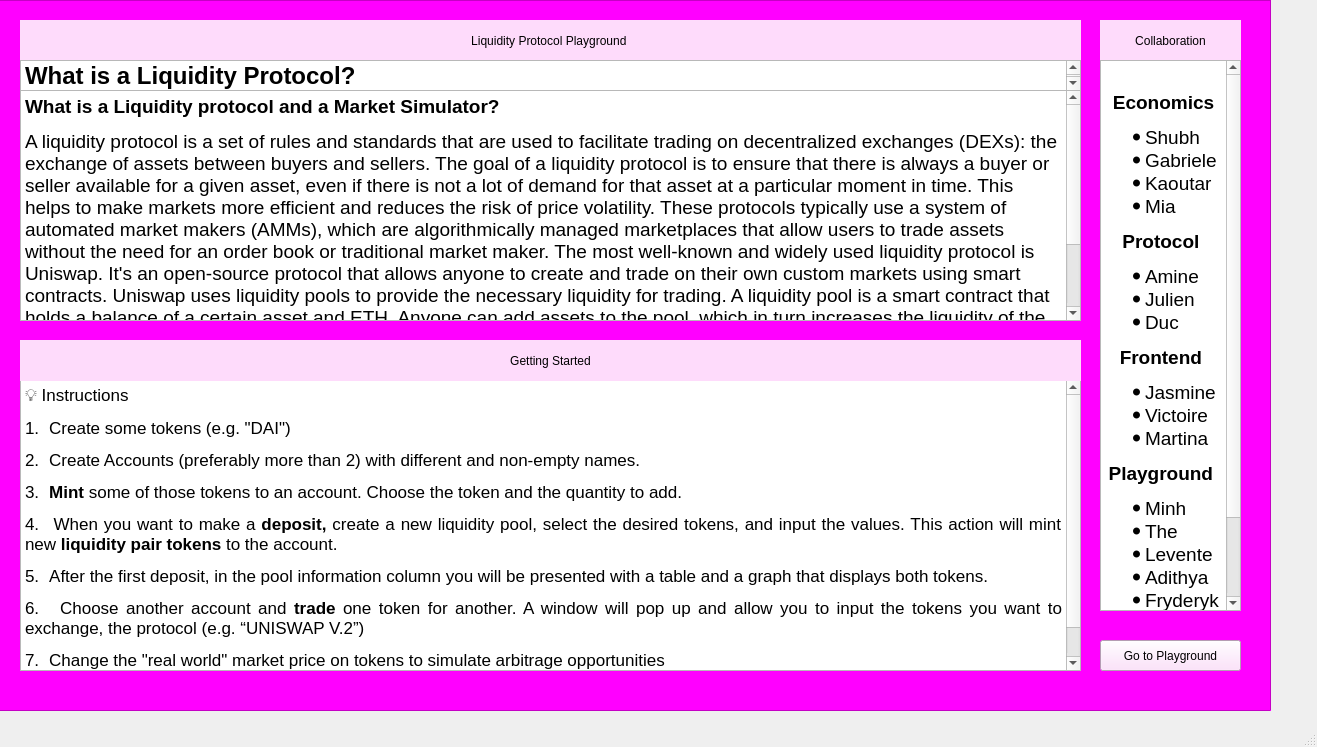
Before: the Qt Designer form introductorywindow.ui in LiquidityProtocol/AMM-Simulator, drawn with Qt 5.
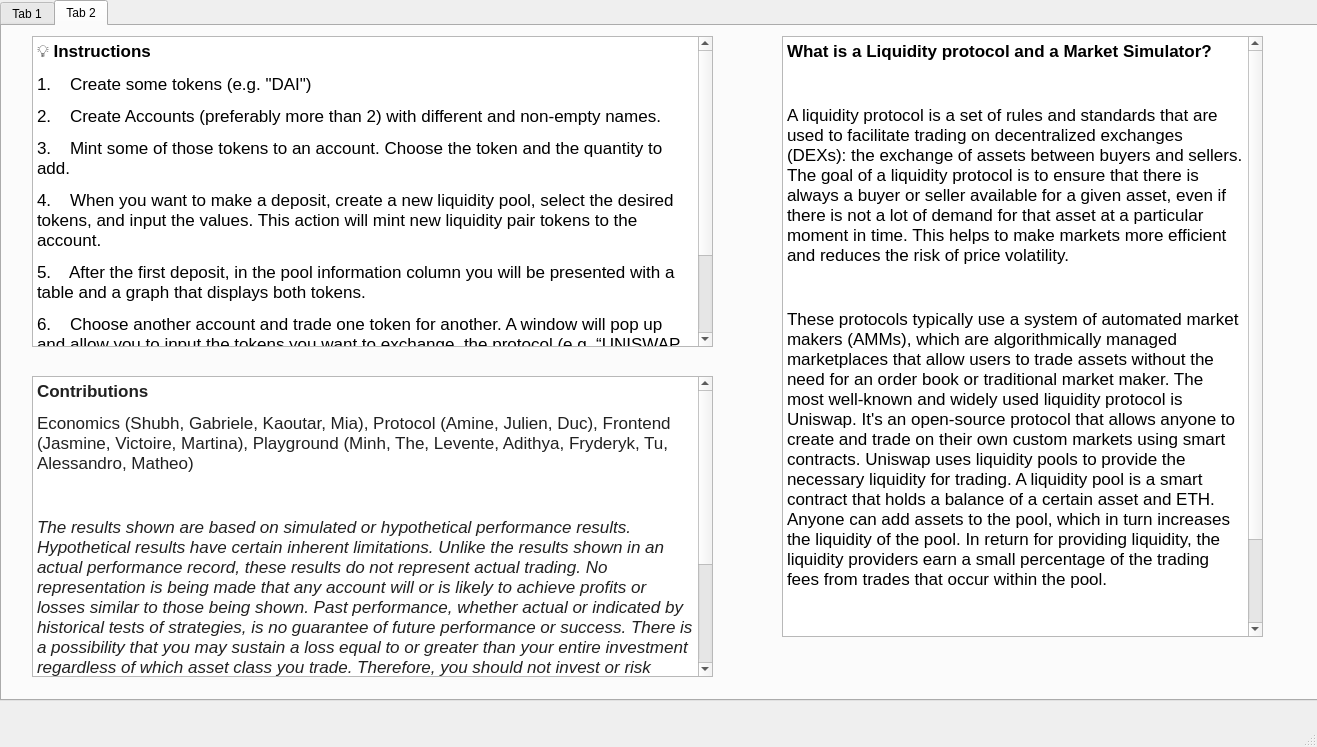
After: the same form once the commit is applied. The open tabs and pages were chosen to show the change. Icons and pictures are not drawn.

Commit message: Changes on the introductory window design (2 tables))

The edit to the form file:
```diff
--- a/introductorywindow.ui
+++ b/introductorywindow.ui
@@ -14,121 +14,117 @@
    <string>MainWindow</string>
   </property>
   <widget class="QWidget" name="centralwidget">
+   <widget class="QTabWidget" name="tabWidget">
+    <property name="geometry">
+     <rect>
+      <x>0</x>
+      <y>0</y>
+      <width>1341</width>
+      <height>701</height>
+     </rect>
+    </property>
+    <property name="currentIndex">
+     <number>0</number>
+    </property>
+    <widget class="QWidget" name="tab">
+     <attribute name="title">
+      <string>Tab 1</string>
+     </attribute>
+     <widget class="QFrame" name="frame">
+      <property name="geometry">
+       <rect>
+        <x>10</x>
+        <y>0</y>
+        <width>1321</width>
+        <height>691</height>
+       </rect>
+      </property>
+      <property name="styleSheet">
+       <string notr="true">
+background-color: rgb(255, 255, 255);</string>
+      </property>
+      <property name="frameShape">
+       <enum>QFrame::StyledPanel</enum>
+      </property>
+      <property name="frameShadow">
+       <enum>QFrame::Raised</enum>
+      </property>
+      <widget class="QLabel" name="label_pic">
+       <property name="geometry">
+        <rect>
+         <x>10</x>
+         <y>50</y>
+         <width>1301</width>
+         <height>591</height>
+        </rect>
+       </property>
+       <property name="text">
+        <string/>
+       </property>
+       <property name="pixmap">
+        <pixmap>../../../Screenshot 2023-01-12 at 11.25.40.png</pixmap>
+       </property>
+      </widget>
    <widget class="QPushButton" name="pushButton">
     <property name="geometry">
      <rect>
-      <x>1100</x>
-      <y>640</y>
-      <width>141</width>
-      <height>31</height>
+         <x>580</x>
+         <y>410</y>
+         <width>151</width>
+         <height>41</height>
      </rect>
     </property>
     <property name="cursor">
      <cursorShape>PointingHandCursor</cursorShape>
     </property>
     <property name="styleSheet">
-     <string notr="true">background-color: rgb(254, 219, 251);</string>
+        <string notr="true">
+
+background-color: rgb(255, 255, 255);</string>
     </property>
     <property name="text">
      <string>Go to Playground</string>
     </property>
    </widget>
-   <widget class="QLabel" name="label">
-    <property name="geometry">
-     <rect>
-      <x>20</x>
-      <y>20</y>
-      <width>1061</width>
-      <height>41</height>
-     </rect>
-    </property>
-    <property name="styleSheet">
-     <string notr="true">font: 18pt &quot;Ravie&quot;;
-background-color: rgb(254, 219, 251);
-color: rgb(0,0,0);
-</string>
-    </property>
-    <property name="text">
-     <string>Liquidity Protocol Playground </string>
-    </property>
-    <property name="alignment">
-     <set>Qt::AlignCenter</set>
-    </property>
-   </widget>
+     </widget>
+    </widget>
+    <widget class="QWidget" name="tab_2">
+     <attribute name="title">
+      <string>Tab 2</string>
+     </attribute>
    <widget class="QTextBrowser" name="textBrowser">
     <property name="geometry">
      <rect>
-      <x>20</x>
-      <y>90</y>
-      <width>1061</width>
-      <height>231</height>
-     </rect>
-    </property>
-    <property name="styleSheet">
-     <string notr="true">font: 9pt &quot;Rockwell&quot;;
-</string>
-    </property>
+        <x>780</x>
+        <y>10</y>
+        <width>481</width>
+        <height>601</height>
+       </rect>
+      </property>
     <property name="html">
      <string>&lt;!DOCTYPE HTML PUBLIC &quot;-//W3C//DTD HTML 4.0//EN&quot; &quot;http://www.w3.org/TR/REC-html40/strict.dtd&quot;&gt;
 &lt;html&gt;&lt;head&gt;&lt;meta name=&quot;qrichtext&quot; content=&quot;1&quot; /&gt;&lt;meta charset=&quot;utf-8&quot; /&gt;&lt;style type=&quot;text/css&quot;&gt;
 p, li { white-space: pre-wrap; }
 hr { height: 1px; border-width: 0; }
-&lt;/style&gt;&lt;/head&gt;&lt;body style=&quot; font-family:'Rockwell'; font-size:9pt; font-weight:400; font-style:normal;&quot;&gt;
-&lt;p style=&quot; margin-top:12px; margin-bottom:0px; margin-left:0px; margin-right:0px; -qt-block-indent:0; text-indent:0px;&quot;&gt;&lt;span style=&quot; font-family:'Rockwell','serif'; font-size:14pt; font-weight:700;&quot;&gt;What is a Liquidity protocol and a Market Simulator?&lt;/span&gt; &lt;/p&gt;
-&lt;p style=&quot; margin-top:12px; margin-bottom:12px; margin-left:0px; margin-right:0px; -qt-block-indent:0; text-indent:0px;&quot;&gt;&lt;span style=&quot; font-family:'Rockwell','serif'; font-size:14pt;&quot;&gt;A liquidity protocol is a set of rules and standards that are used to facilitate trading on decentralized exchanges (DEXs): the exchange of assets between buyers and sellers. The goal of a liquidity protocol is to ensure that there is always a buyer or seller available for a given asset, even if there is not a lot of demand for that asset at a particular moment in time. This helps to make markets more efficient and reduces the risk of price volatility. These protocols typically use a system of automated market makers (AMMs), which are algorithmically managed marketplaces that allow users to trade assets without the need for an order book or traditional market maker. The most well-known and widely used liquidity protocol is Uniswap. It's an open-source protocol that allows anyone to create and trade on their own custom markets using smart contracts. Uniswap uses liquidity pools to provide the necessary liquidity for trading. A liquidity pool is a smart contract that holds a balance of a certain asset and ETH. Anyone can add assets to the pool, which in turn increases the liquidity of the pool. In return for providing liquidity, the liquidity providers earn a small percentage of the trading fees from trades that occur within the pool. Market simulators are tools that can be used to test trading strategies and simulate the performance of different markets. They can be useful for traders, liquidity providers, and anyone who wants to understand how a market might behave under different conditions.&lt;/span&gt; &lt;/p&gt;&lt;/body&gt;&lt;/html&gt;</string>
-    </property>
-   </widget>
-   <widget class="QLabel" name="label_3">
-    <property name="geometry">
-     <rect>
-      <x>20</x>
-      <y>340</y>
-      <width>1061</width>
-      <height>41</height>
-     </rect>
-    </property>
-    <property name="styleSheet">
-     <string notr="true">font: 18pt &quot;Ravie&quot;;
-color: rgb(0, 0, 0);
-background-color: rgb(254, 219, 251);
-</string>
-    </property>
-    <property name="text">
-     <string>Getting Started</string>
-    </property>
-    <property name="alignment">
-     <set>Qt::AlignCenter</set>
-    </property>
-   </widget>
-   <widget class="QLabel" name="label_4">
-    <property name="geometry">
-     <rect>
-      <x>1100</x>
-      <y>20</y>
-      <width>141</width>
-      <height>41</height>
-     </rect>
-    </property>
-    <property name="styleSheet">
-     <string notr="true">font: 18pt &quot;Ravie&quot;;
-color: rgb(0,0,0);
-background-color: rgb(254, 219, 251);
-</string>
-    </property>
-    <property name="text">
-     <string>Collaboration</string>
-    </property>
-    <property name="alignment">
-     <set>Qt::AlignCenter</set>
+li.unchecked::marker { content: &quot;\2610&quot;; }
+li.checked::marker { content: &quot;\2612&quot;; }
+&lt;/style&gt;&lt;/head&gt;&lt;body style=&quot; font-family:'.AppleSystemUIFont'; font-size:13pt; font-weight:400; font-style:normal;&quot;&gt;
+&lt;p style=&quot; margin-top:12px; margin-bottom:12px; margin-left:0px; margin-right:0px; -qt-block-indent:0; text-indent:0px;&quot;&gt;&lt;span style=&quot; font-weight:700;&quot;&gt;What is a Liquidity protocol and a Market Simulator? &lt;/span&gt;&lt;/p&gt;
+&lt;p style=&quot; margin-top:12px; margin-bottom:12px; margin-left:0px; margin-right:0px; -qt-block-indent:0; text-indent:0px;&quot;&gt;  &lt;/p&gt;
+&lt;p style=&quot; margin-top:12px; margin-bottom:12px; margin-left:0px; margin-right:0px; -qt-block-indent:0; text-indent:0px;&quot;&gt;A liquidity protocol is a set of rules and standards that are used to facilitate trading on decentralized exchanges (DEXs): the exchange of assets between buyers and sellers. The goal of a liquidity protocol is to ensure that there is always a buyer or seller available for a given asset, even if there is not a lot of demand for that asset at a particular moment in time. This helps to make markets more efficient and reduces the risk of price volatility. &lt;/p&gt;
+&lt;p style=&quot;-qt-paragraph-type:empty; margin-top:12px; margin-bottom:12px; margin-left:0px; margin-right:0px; -qt-block-indent:0; text-indent:0px;&quot;&gt;&lt;br /&gt;&lt;/p&gt;
+&lt;p style=&quot; margin-top:12px; margin-bottom:12px; margin-left:0px; margin-right:0px; -qt-block-indent:0; text-indent:0px;&quot;&gt;These protocols typically use a system of automated market makers (AMMs), which are algorithmically managed marketplaces that allow users to trade assets without the need for an order book or traditional market maker. The most well-known and widely used liquidity protocol is Uniswap. It's an open-source protocol that allows anyone to create and trade on their own custom markets using smart contracts. Uniswap uses liquidity pools to provide the necessary liquidity for trading. A liquidity pool is a smart contract that holds a balance of a certain asset and ETH. Anyone can add assets to the pool, which in turn increases the liquidity of the pool. In return for providing liquidity, the liquidity providers earn a small percentage of the trading fees from trades that occur within the pool. &lt;/p&gt;
+&lt;p style=&quot;-qt-paragraph-type:empty; margin-top:12px; margin-bottom:12px; margin-left:0px; margin-right:0px; -qt-block-indent:0; text-indent:0px;&quot;&gt;&lt;br /&gt;&lt;/p&gt;
+&lt;p style=&quot; margin-top:12px; margin-bottom:12px; margin-left:0px; margin-right:0px; -qt-block-indent:0; text-indent:0px;&quot;&gt;Market simulators are tools that can be used to test trading strategies and simulate the performance of different markets. They can be useful for traders, liquidity providers, and anyone who wants to understand how a market might behave under different conditions. &lt;/p&gt;&lt;/body&gt;&lt;/html&gt;</string>
     </property>
    </widget>
    <widget class="QTextBrowser" name="textBrowser_2">
     <property name="geometry">
      <rect>
-      <x>20</x>
-      <y>380</y>
-      <width>1061</width>
-      <height>291</height>
+        <x>30</x>
+        <y>10</y>
+        <width>681</width>
+        <height>311</height>
      </rect>
     </property>
     <property name="html">
@@ -136,25 +132,27 @@
 &lt;html&gt;&lt;head&gt;&lt;meta name=&quot;qrichtext&quot; content=&quot;1&quot; /&gt;&lt;meta charset=&quot;utf-8&quot; /&gt;&lt;style type=&quot;text/css&quot;&gt;
 p, li { white-space: pre-wrap; }
 hr { height: 1px; border-width: 0; }
+li.unchecked::marker { content: &quot;\2610&quot;; }
+li.checked::marker { content: &quot;\2612&quot;; }
 &lt;/style&gt;&lt;/head&gt;&lt;body style=&quot; font-family:'.AppleSystemUIFont'; font-size:13pt; font-weight:400; font-style:normal;&quot;&gt;
-&lt;p align=&quot;justify&quot; style=&quot; margin-top:12px; margin-bottom:12px; margin-left:0px; margin-right:0px; -qt-block-indent:0; text-indent:0px;&quot;&gt;&lt;span style=&quot; font-family:'Segoe UI Emoji','sans-serif';&quot;&gt;💡&lt;/span&gt;&lt;span style=&quot; font-family:'Rockwell','serif';&quot;&gt; Instructions&lt;/span&gt;&lt;span style=&quot; font-family:'Segoe UI'; font-size:9pt;&quot;&gt; &lt;/span&gt;&lt;/p&gt;
-&lt;p align=&quot;justify&quot; style=&quot; margin-top:12px; margin-bottom:12px; margin-left:0px; margin-right:0px; -qt-block-indent:0; text-indent:0px;&quot;&gt;&lt;span style=&quot; font-family:'Rockwell','serif';&quot;&gt;1.&lt;/span&gt;&lt;span style=&quot; font-family:'Times New Roman'; font-size:7pt;&quot;&gt;    &lt;/span&gt;&lt;span style=&quot; font-family:'Rockwell','serif';&quot;&gt;Create some tokens (e.g. &amp;quot;DAI&amp;quot;)&lt;/span&gt;&lt;span style=&quot; font-family:'Segoe UI'; font-size:9pt;&quot;&gt; &lt;/span&gt;&lt;/p&gt;
-&lt;p align=&quot;justify&quot; style=&quot; margin-top:12px; margin-bottom:12px; margin-left:0px; margin-right:0px; -qt-block-indent:0; text-indent:0px;&quot;&gt;&lt;span style=&quot; font-family:'Rockwell','serif';&quot;&gt;2.&lt;/span&gt;&lt;span style=&quot; font-family:'Times New Roman'; font-size:7pt;&quot;&gt;    &lt;/span&gt;&lt;span style=&quot; font-family:'Rockwell','serif';&quot;&gt;Create Accounts (preferably more than 2) with different and non-empty names.&lt;/span&gt;&lt;span style=&quot; font-family:'Segoe UI'; font-size:9pt;&quot;&gt; &lt;/span&gt;&lt;/p&gt;
-&lt;p align=&quot;justify&quot; style=&quot; margin-top:12px; margin-bottom:12px; margin-left:0px; margin-right:0px; -qt-block-indent:0; text-indent:0px;&quot;&gt;&lt;span style=&quot; font-family:'Rockwell','serif';&quot;&gt;3.&lt;/span&gt;&lt;span style=&quot; font-family:'Times New Roman'; font-size:7pt;&quot;&gt;    &lt;/span&gt;&lt;span style=&quot; font-family:'Rockwell','serif'; font-weight:700;&quot;&gt;Mint&lt;/span&gt;&lt;span style=&quot; font-family:'Rockwell','serif';&quot;&gt; some of those tokens to an account. Choose the token and the quantity to add.&lt;/span&gt;&lt;span style=&quot; font-family:'Segoe UI'; font-size:9pt;&quot;&gt; &lt;/span&gt;&lt;/p&gt;
-&lt;p align=&quot;justify&quot; style=&quot; margin-top:12px; margin-bottom:12px; margin-left:0px; margin-right:0px; -qt-block-indent:0; text-indent:0px;&quot;&gt;&lt;span style=&quot; font-family:'Rockwell','serif';&quot;&gt;4.&lt;/span&gt;&lt;span style=&quot; font-family:'Times New Roman'; font-size:7pt;&quot;&gt;    &lt;/span&gt;&lt;span style=&quot; font-family:'Rockwell','serif';&quot;&gt;When you want to&lt;/span&gt;&lt;span style=&quot; font-family:'Rockwell','serif'; font-weight:700;&quot;&gt; &lt;/span&gt;&lt;span style=&quot; font-family:'Rockwell','serif';&quot;&gt;make a &lt;/span&gt;&lt;span style=&quot; font-family:'Rockwell','serif'; font-weight:700;&quot;&gt;deposit, &lt;/span&gt;&lt;span style=&quot; font-family:'Rockwell','serif';&quot;&gt;create a new liquidity pool, select the desired tokens, and input the values. This action will mint new &lt;/span&gt;&lt;span style=&quot; font-family:'Rockwell','serif'; font-weight:700;&quot;&gt;liquidity pair tokens&lt;/span&gt;&lt;span style=&quot; font-family:'Rockwell','serif';&quot;&gt; to the account.&lt;/span&gt;&lt;span style=&quot; font-family:'Segoe UI'; font-size:9pt;&quot;&gt; &lt;/span&gt;&lt;/p&gt;
-&lt;p align=&quot;justify&quot; style=&quot; margin-top:12px; margin-bottom:12px; margin-left:0px; margin-right:0px; -qt-block-indent:0; text-indent:0px;&quot;&gt;&lt;span style=&quot; font-family:'Rockwell','serif';&quot;&gt;5.&lt;/span&gt;&lt;span style=&quot; font-family:'Times New Roman'; font-size:7pt;&quot;&gt;    &lt;/span&gt;&lt;span style=&quot; font-family:'Rockwell','serif';&quot;&gt;After the first deposit, in the pool information column you will be presented with a table and a graph that displays both tokens.&lt;/span&gt;&lt;span style=&quot; font-family:'Segoe UI'; font-size:9pt;&quot;&gt; &lt;/span&gt;&lt;/p&gt;
-&lt;p align=&quot;justify&quot; style=&quot; margin-top:12px; margin-bottom:12px; margin-left:0px; margin-right:0px; -qt-block-indent:0; text-indent:0px;&quot;&gt;&lt;span style=&quot; font-family:'Rockwell','serif';&quot;&gt;6.&lt;/span&gt;&lt;span style=&quot; font-family:'Times New Roman'; font-size:7pt;&quot;&gt;    &lt;/span&gt;&lt;span style=&quot; font-family:'Rockwell','serif';&quot;&gt;Choose another account and &lt;/span&gt;&lt;span style=&quot; font-family:'Rockwell','serif'; font-weight:700;&quot;&gt;trade&lt;/span&gt;&lt;span style=&quot; font-family:'Rockwell','serif';&quot;&gt; one token for another. A window will pop up and allow you to input the tokens you want to exchange, the protocol (e.g. “UNISWAP V.2”)&lt;/span&gt;&lt;span style=&quot; font-family:'Segoe UI'; font-size:9pt;&quot;&gt; &lt;/span&gt;&lt;/p&gt;
-&lt;p align=&quot;justify&quot; style=&quot; margin-top:12px; margin-bottom:12px; margin-left:0px; margin-right:0px; -qt-block-indent:0; text-indent:0px;&quot;&gt;&lt;span style=&quot; font-family:'Rockwell','serif';&quot;&gt;7.&lt;/span&gt;&lt;span style=&quot; font-family:'Times New Roman'; font-size:7pt;&quot;&gt;    &lt;/span&gt;&lt;span style=&quot; font-family:'Rockwell','serif';&quot;&gt;Change the &amp;quot;real world&amp;quot; market price on tokens to simulate arbitrage opportunities&lt;/span&gt;&lt;span style=&quot; font-family:'Segoe UI'; font-size:9pt;&quot;&gt; &lt;/span&gt;&lt;/p&gt;
-&lt;p align=&quot;justify&quot; style=&quot; margin-top:12px; margin-bottom:12px; margin-left:0px; margin-right:0px; -qt-block-indent:0; text-indent:0px;&quot;&gt;&lt;span style=&quot; font-family:'Rockwell','serif';&quot;&gt;8.&lt;/span&gt;&lt;span style=&quot; font-family:'Times New Roman'; font-size:7pt;&quot;&gt;    &lt;/span&gt;&lt;span style=&quot; font-family:'Rockwell','serif'; font-weight:700;&quot;&gt;Withdraw&lt;/span&gt;&lt;span style=&quot; font-family:'Rockwell','serif';&quot;&gt; a percentage your position to get back the value + a share of accrued pool fees.&lt;/span&gt;&lt;span style=&quot; font-family:'Segoe UI'; font-size:9pt;&quot;&gt; &lt;/span&gt;&lt;/p&gt;&lt;/body&gt;&lt;/html&gt;</string>
+&lt;p style=&quot; margin-top:12px; margin-bottom:12px; margin-left:0px; margin-right:0px; -qt-block-indent:0; text-indent:0px;&quot;&gt;&lt;span style=&quot; font-family:'Apple Color Emoji';&quot;&gt;💡&lt;/span&gt; &lt;span style=&quot; font-weight:700;&quot;&gt;Instructions &lt;/span&gt;&lt;/p&gt;
+&lt;p style=&quot; margin-top:12px; margin-bottom:12px; margin-left:0px; margin-right:0px; -qt-block-indent:0; text-indent:0px;&quot;&gt;1.    Create some tokens (e.g. &amp;quot;DAI&amp;quot;) &lt;/p&gt;
+&lt;p style=&quot; margin-top:12px; margin-bottom:12px; margin-left:0px; margin-right:0px; -qt-block-indent:0; text-indent:0px;&quot;&gt;2.    Create Accounts (preferably more than 2) with different and non-empty names. &lt;/p&gt;
+&lt;p style=&quot; margin-top:12px; margin-bottom:12px; margin-left:0px; margin-right:0px; -qt-block-indent:0; text-indent:0px;&quot;&gt;3.    Mint some of those tokens to an account. Choose the token and the quantity to add. &lt;/p&gt;
+&lt;p style=&quot; margin-top:12px; margin-bottom:12px; margin-left:0px; margin-right:0px; -qt-block-indent:0; text-indent:0px;&quot;&gt;4.    When you want to make a deposit, create a new liquidity pool, select the desired tokens, and input the values. This action will mint new liquidity pair tokens to the account. &lt;/p&gt;
+&lt;p style=&quot; margin-top:12px; margin-bottom:12px; margin-left:0px; margin-right:0px; -qt-block-indent:0; text-indent:0px;&quot;&gt;5.    After the first deposit, in the pool information column you will be presented with a table and a graph that displays both tokens. &lt;/p&gt;
+&lt;p style=&quot; margin-top:12px; margin-bottom:12px; margin-left:0px; margin-right:0px; -qt-block-indent:0; text-indent:0px;&quot;&gt;6.    Choose another account and trade one token for another. A window will pop up and allow you to input the tokens you want to exchange, the protocol (e.g. “UNISWAP V.2”) &lt;/p&gt;
+&lt;p style=&quot; margin-top:12px; margin-bottom:12px; margin-left:0px; margin-right:0px; -qt-block-indent:0; text-indent:0px;&quot;&gt;7.    Change the &amp;quot;real world&amp;quot; market price on tokens to simulate arbitrage opportunities &lt;/p&gt;
+&lt;p style=&quot; margin-top:12px; margin-bottom:12px; margin-left:0px; margin-right:0px; -qt-block-indent:0; text-indent:0px;&quot;&gt;8.    Withdraw a percentage your position to get back the value + a share of accrued pool fees. &lt;/p&gt;&lt;/body&gt;&lt;/html&gt;</string>
     </property>
    </widget>
    <widget class="QTextBrowser" name="textBrowser_3">
     <property name="geometry">
      <rect>
-      <x>1100</x>
-      <y>60</y>
-      <width>141</width>
-      <height>551</height>
+        <x>30</x>
+        <y>350</y>
+        <width>681</width>
+        <height>301</height>
      </rect>
     </property>
     <property name="html">
@@ -162,65 +160,18 @@
 &lt;html&gt;&lt;head&gt;&lt;meta name=&quot;qrichtext&quot; content=&quot;1&quot; /&gt;&lt;meta charset=&quot;utf-8&quot; /&gt;&lt;style type=&quot;text/css&quot;&gt;
 p, li { white-space: pre-wrap; }
 hr { height: 1px; border-width: 0; }
+li.unchecked::marker { content: &quot;\2610&quot;; }
+li.checked::marker { content: &quot;\2612&quot;; }
 &lt;/style&gt;&lt;/head&gt;&lt;body style=&quot; font-family:'.AppleSystemUIFont'; font-size:13pt; font-weight:400; font-style:normal;&quot;&gt;
-&lt;p align=&quot;center&quot; style=&quot; margin-top:12px; margin-bottom:12px; margin-left:0px; margin-right:0px; -qt-block-indent:0; text-indent:0px;&quot;&gt;&lt;span style=&quot; font-size:9pt; color:#ffffff;&quot;&gt;.&lt;/span&gt;&lt;/p&gt;
-&lt;p align=&quot;center&quot; style=&quot; margin-top:12px; margin-bottom:12px; margin-left:0px; margin-right:0px; -qt-block-indent:0; text-indent:0px;&quot;&gt;&lt;span style=&quot; font-size:14pt; color:#ffffff;&quot;&gt;.&lt;/span&gt;&lt;span style=&quot; font-family:'Rockwell','serif'; font-size:14pt; font-weight:700;&quot;&gt;Economics&lt;/span&gt;&lt;span style=&quot; font-family:'Segoe UI'; font-size:14pt;&quot;&gt; &lt;/span&gt;&lt;/p&gt;
-&lt;ul style=&quot;margin-top: 0px; margin-bottom: 0px; margin-left: 0px; margin-right: 0px; -qt-list-indent: 1;&quot;&gt;&lt;li style=&quot; font-family:'Segoe UI'; font-size:14pt;&quot; style=&quot; margin-top:0px; margin-bottom:0px; margin-left:0px; margin-right:0px; -qt-block-indent:0; text-indent:0px;&quot;&gt;&lt;span style=&quot; font-family:'Rockwell','serif';&quot;&gt;Shubh&lt;/span&gt; &lt;/li&gt;
-&lt;li style=&quot; font-family:'Segoe UI'; font-size:14pt;&quot; style=&quot; margin-top:0px; margin-bottom:0px; margin-left:0px; margin-right:0px; -qt-block-indent:0; text-indent:0px;&quot;&gt;&lt;span style=&quot; font-family:'Rockwell','serif';&quot;&gt;Gabriele&lt;/span&gt; &lt;/li&gt;
-&lt;li style=&quot; font-family:'Segoe UI'; font-size:14pt;&quot; style=&quot; margin-top:0px; margin-bottom:0px; margin-left:0px; margin-right:0px; -qt-block-indent:0; text-indent:0px;&quot;&gt;&lt;span style=&quot; font-family:'Rockwell','serif';&quot;&gt;Kaoutar&lt;/span&gt; &lt;/li&gt;
-&lt;li style=&quot; font-family:'Segoe UI'; font-size:14pt;&quot; style=&quot; margin-top:0px; margin-bottom:0px; margin-left:0px; margin-right:0px; -qt-block-indent:0; text-indent:0px;&quot;&gt;&lt;span style=&quot; font-family:'Rockwell','serif';&quot;&gt;Mia&lt;/span&gt; &lt;/li&gt;&lt;/ul&gt;
-&lt;p align=&quot;center&quot; style=&quot; margin-top:12px; margin-bottom:12px; margin-left:0px; margin-right:0px; -qt-block-indent:0; text-indent:0px;&quot;&gt;&lt;span style=&quot; font-family:'Rockwell','serif'; font-size:14pt; font-weight:700;&quot;&gt;Protocol&lt;/span&gt;&lt;span style=&quot; font-family:'Segoe UI'; font-size:14pt;&quot;&gt; &lt;/span&gt;&lt;/p&gt;
-&lt;ul style=&quot;margin-top: 0px; margin-bottom: 0px; margin-left: 0px; margin-right: 0px; -qt-list-indent: 1;&quot;&gt;&lt;li style=&quot; font-family:'Segoe UI'; font-size:14pt;&quot; style=&quot; margin-top:0px; margin-bottom:0px; margin-left:0px; margin-right:0px; -qt-block-indent:0; text-indent:0px;&quot;&gt;&lt;span style=&quot; font-family:'Rockwell','serif';&quot;&gt;Amine&lt;/span&gt; &lt;/li&gt;
-&lt;li style=&quot; font-family:'Segoe UI'; font-size:14pt;&quot; style=&quot; margin-top:0px; margin-bottom:0px; margin-left:0px; margin-right:0px; -qt-block-indent:0; text-indent:0px;&quot;&gt;&lt;span style=&quot; font-family:'Rockwell','serif';&quot;&gt;Julien&lt;/span&gt; &lt;/li&gt;
-&lt;li style=&quot; font-family:'Segoe UI'; font-size:14pt;&quot; style=&quot; margin-top:0px; margin-bottom:12px; margin-left:0px; margin-right:0px; -qt-block-indent:0; text-indent:0px;&quot;&gt;&lt;span style=&quot; font-family:'Rockwell','serif';&quot;&gt;Duc&lt;/span&gt; &lt;/li&gt;&lt;/ul&gt;
-&lt;p align=&quot;center&quot; style=&quot; margin-top:12px; margin-bottom:12px; margin-left:0px; margin-right:0px; -qt-block-indent:0; text-indent:0px;&quot;&gt;&lt;span style=&quot; font-family:'Rockwell','serif'; font-size:14pt; font-weight:700;&quot;&gt;Frontend&lt;/span&gt;&lt;span style=&quot; font-family:'Segoe UI'; font-size:14pt;&quot;&gt; &lt;/span&gt;&lt;/p&gt;
-&lt;ul style=&quot;margin-top: 0px; margin-bottom: 0px; margin-left: 0px; margin-right: 0px; -qt-list-indent: 1;&quot;&gt;&lt;li style=&quot; font-family:'Segoe UI'; font-size:14pt;&quot; style=&quot; margin-top:0px; margin-bottom:0px; margin-left:0px; margin-right:0px; -qt-block-indent:0; text-indent:0px;&quot;&gt;&lt;span style=&quot; font-family:'Rockwell','serif';&quot;&gt;Jasmine&lt;/span&gt; &lt;/li&gt;
-&lt;li style=&quot; font-family:'Segoe UI'; font-size:14pt;&quot; style=&quot; margin-top:0px; margin-bottom:0px; margin-left:0px; margin-right:0px; -qt-block-indent:0; text-indent:0px;&quot;&gt;&lt;span style=&quot; font-family:'Rockwell','serif';&quot;&gt;Victoire&lt;/span&gt; &lt;/li&gt;
-&lt;li style=&quot; font-family:'Segoe UI'; font-size:14pt;&quot; style=&quot; margin-top:0px; margin-bottom:12px; margin-left:0px; margin-right:0px; -qt-block-indent:0; text-indent:0px;&quot;&gt;&lt;span style=&quot; font-family:'Rockwell','serif';&quot;&gt;Martina&lt;/span&gt; &lt;/li&gt;&lt;/ul&gt;
-&lt;p align=&quot;center&quot; style=&quot; margin-top:12px; margin-bottom:12px; margin-left:0px; margin-right:0px; -qt-block-indent:0; text-indent:0px;&quot;&gt;&lt;span style=&quot; font-family:'Rockwell','serif'; font-size:14pt; font-weight:700;&quot;&gt;Playground&lt;/span&gt;&lt;span style=&quot; font-family:'Segoe UI'; font-size:14pt;&quot;&gt; &lt;/span&gt;&lt;/p&gt;
-&lt;ul style=&quot;margin-top: 0px; margin-bottom: 0px; margin-left: 0px; margin-right: 0px; -qt-list-indent: 1;&quot;&gt;&lt;li style=&quot; font-family:'Segoe UI'; font-size:14pt;&quot; style=&quot; margin-top:0px; margin-bottom:0px; margin-left:0px; margin-right:0px; -qt-block-indent:0; text-indent:0px;&quot;&gt;&lt;span style=&quot; font-family:'Rockwell','serif';&quot;&gt;Minh&lt;/span&gt; &lt;/li&gt;
-&lt;li style=&quot; font-family:'Segoe UI'; font-size:14pt;&quot; style=&quot; margin-top:0px; margin-bottom:0px; margin-left:0px; margin-right:0px; -qt-block-indent:0; text-indent:0px;&quot;&gt;&lt;span style=&quot; font-family:'Rockwell','serif';&quot;&gt;The&lt;/span&gt; &lt;/li&gt;
-&lt;li style=&quot; font-family:'Segoe UI'; font-size:14pt;&quot; style=&quot; margin-top:0px; margin-bottom:0px; margin-left:0px; margin-right:0px; -qt-block-indent:0; text-indent:0px;&quot;&gt;&lt;span style=&quot; font-family:'Rockwell','serif';&quot;&gt;Levente&lt;/span&gt; &lt;/li&gt;
-&lt;li style=&quot; font-family:'Segoe UI'; font-size:14pt;&quot; style=&quot; margin-top:0px; margin-bottom:0px; margin-left:0px; margin-right:0px; -qt-block-indent:0; text-indent:0px;&quot;&gt;&lt;span style=&quot; font-family:'Rockwell','serif';&quot;&gt;Adithya&lt;/span&gt; &lt;/li&gt;
-&lt;li style=&quot; font-family:'Segoe UI'; font-size:14pt;&quot; style=&quot; margin-top:0px; margin-bottom:0px; margin-left:0px; margin-right:0px; -qt-block-indent:0; text-indent:0px;&quot;&gt;&lt;span style=&quot; font-family:'Rockwell','serif';&quot;&gt;Fryderyk&lt;/span&gt; &lt;/li&gt;
-&lt;li style=&quot; font-family:'Segoe UI'; font-size:14pt;&quot; style=&quot; margin-top:0px; margin-bottom:0px; margin-left:0px; margin-right:0px; -qt-block-indent:0; text-indent:0px;&quot;&gt;&lt;span style=&quot; font-family:'Rockwell','serif';&quot;&gt;Tu&lt;/span&gt; &lt;/li&gt;
-&lt;li style=&quot; font-family:'Segoe UI'; font-size:14pt;&quot; style=&quot; margin-top:0px; margin-bottom:0px; margin-left:0px; margin-right:0px; -qt-block-indent:0; text-indent:0px;&quot;&gt;&lt;span style=&quot; font-family:'Rockwell','serif';&quot;&gt;Alessandro&lt;/span&gt; &lt;/li&gt;
-&lt;li style=&quot; font-family:'Segoe UI'; font-size:14pt;&quot; style=&quot; margin-top:0px; margin-bottom:12px; margin-left:0px; margin-right:0px; -qt-block-indent:0; text-indent:0px;&quot;&gt;&lt;span style=&quot; font-family:'Rockwell','serif';&quot;&gt;Matheo&lt;/span&gt; &lt;/li&gt;&lt;/ul&gt;&lt;/body&gt;&lt;/html&gt;</string>
-    </property>
-   </widget>
-   <widget class="QTextBrowser" name="textBrowser_4">
-    <property name="geometry">
-     <rect>
-      <x>-10</x>
-      <y>0</y>
-      <width>1281</width>
-      <height>711</height>
-     </rect>
-    </property>
-    <property name="styleSheet">
-     <string notr="true">background-color: rgb(255, 0, 255);</string>
-    </property>
-   </widget>
-   <widget class="QTextBrowser" name="textBrowser_5">
-    <property name="geometry">
-     <rect>
-      <x>20</x>
-      <y>60</y>
-      <width>1061</width>
-      <height>31</height>
-     </rect>
-    </property>
-    <property name="styleSheet">
-     <string notr="true">font: 700 9pt &quot;Rockwell&quot;;</string>
-    </property>
-    <property name="html">
-     <string>&lt;!DOCTYPE HTML PUBLIC &quot;-//W3C//DTD HTML 4.0//EN&quot; &quot;http://www.w3.org/TR/REC-html40/strict.dtd&quot;&gt;
-&lt;html&gt;&lt;head&gt;&lt;meta name=&quot;qrichtext&quot; content=&quot;1&quot; /&gt;&lt;meta charset=&quot;utf-8&quot; /&gt;&lt;style type=&quot;text/css&quot;&gt;
-p, li { white-space: pre-wrap; }
-hr { height: 1px; border-width: 0; }
-&lt;/style&gt;&lt;/head&gt;&lt;body style=&quot; font-family:'Rockwell'; font-size:9pt; font-weight:700; font-style:normal;&quot;&gt;
-&lt;p style=&quot; margin-top:0px; margin-bottom:0px; margin-left:0px; margin-right:0px; -qt-block-indent:0; text-indent:0px;&quot;&gt;&lt;span style=&quot; font-family:'Segoe UI'; font-size:18pt;&quot;&gt;What is a Liquidity Protocol?&lt;/span&gt;&lt;/p&gt;&lt;/body&gt;&lt;/html&gt;</string>
-    </property>
+&lt;p style=&quot; margin-top:0px; margin-bottom:0px; margin-left:0px; margin-right:0px; -qt-block-indent:0; text-indent:0px;&quot;&gt;&lt;span style=&quot; font-weight:700; color:#212121;&quot;&gt;Contributions &lt;/span&gt;&lt;/p&gt;
+&lt;p style=&quot; margin-top:12px; margin-bottom:12px; margin-left:0px; margin-right:0px; -qt-block-indent:0; text-indent:0px;&quot;&gt;&lt;span style=&quot; color:#212121;&quot;&gt;Economics (Shubh, Gabriele, Kaoutar, Mia), Protocol (Amine, Julien, Duc), Frontend (Jasmine, Victoire, Martina), Playground (Minh, The, Levente, Adithya, Fryderyk, Tu, Alessandro, Matheo) &lt;/span&gt;&lt;/p&gt;
+&lt;p style=&quot;-qt-paragraph-type:empty; margin-top:12px; margin-bottom:12px; margin-left:0px; margin-right:0px; -qt-block-indent:0; text-indent:0px; font-style:italic; color:#212121;&quot;&gt;&lt;br /&gt;&lt;/p&gt;
+&lt;p style=&quot; margin-top:12px; margin-bottom:12px; margin-left:0px; margin-right:0px; -qt-block-indent:0; text-indent:0px;&quot;&gt;&lt;span style=&quot; font-style:italic; color:#212121;&quot;&gt;The results shown are based on simulated or hypothetical performance results. Hypothetical results have certain inherent limitations. Unlike the results shown in an actual performance record, these results do not represent actual trading. No representation is being made that any account will or is likely to achieve profits or losses similar to those being shown. Past performance, whether actual or indicated by historical tests of strategies, is no guarantee of future performance or success. There is a possibility that you may sustain a loss equal to or greater than your entire investment regardless of which asset class you trade. Therefore, you should not invest or risk money that you cannot afford to lose. &lt;/span&gt;&lt;/p&gt;
+&lt;p style=&quot; margin-top:0px; margin-bottom:0px; margin-left:0px; margin-right:0px; -qt-block-indent:0; text-indent:0px;&quot;&gt;&lt;span style=&quot; font-style:italic; color:#212121;&quot;&gt;You agree and understand that: (a) all trades you submit through the Interface are considered unsolicited, which means that they are solely initiated by you; (b) you have not received any investment advice from us in connection with any trades, including those you place via our Auto Routing API; and (c) we do not conduct a suitability review of any trades you submit. &lt;/span&gt;&lt;/p&gt;
+&lt;p style=&quot;-qt-paragraph-type:empty; margin-top:12px; margin-bottom:12px; margin-left:0px; margin-right:0px; -qt-block-indent:0; text-indent:0px; font-style:italic;&quot;&gt;&lt;br /&gt;&lt;/p&gt;&lt;/body&gt;&lt;/html&gt;</string>
+      </property>
+     </widget>
+    </widget>
    </widget>
    <zorder>textBrowser_4</zorder>
    <zorder>textBrowser_2</zorder>
```
Left out of the diff: 11 changed lines with no effect on the pictures. Lines whose indentation alone changed are shown as unchanged. The commit also changes 2 other files.
